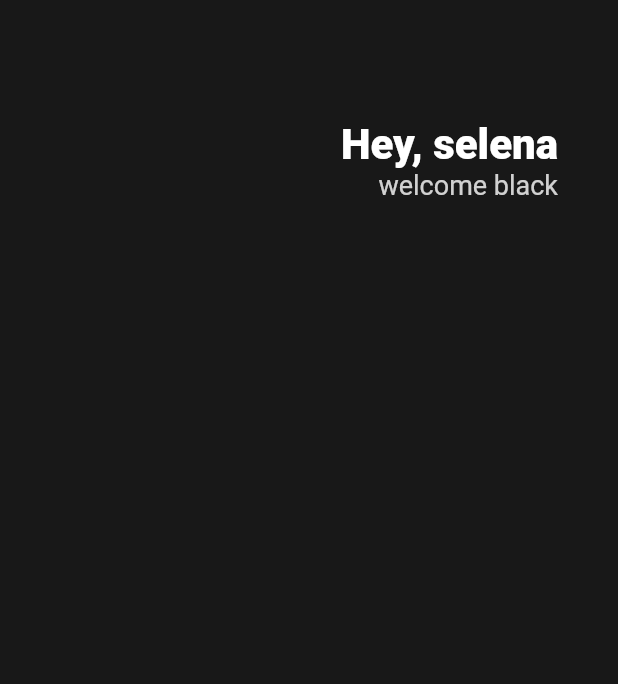
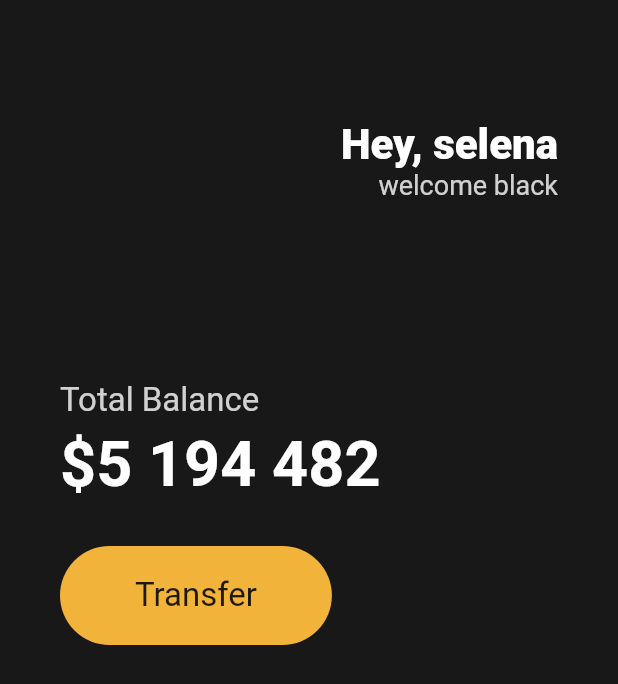
Before and after one commit to KimKW1007/flutter, a Flutter app: the screen it shows after launch, on a phone screen of 412 x 824 dp. Shown: the top 684 px of the screen. Run offline on Flutter 3.47's test engine with Material 2 defaults, Android fonts, the phone set to English and light mode, and no system bars.

Commit message:
chore : const 추가

```diff
--- a/lib/main.dart
+++ b/lib/main.dart
@@ -5,18 +5,21 @@ void main() {
 }
 
 class App extends StatelessWidget {
+  const App({super.key});
+
   @override
   Widget build(BuildContext context) {
     return MaterialApp(
       home: Scaffold(
-        backgroundColor: Color(0xFF181818),
+        backgroundColor: const Color(0xFF181818),
         body: Padding(
-          padding: EdgeInsets.symmetric(
+          padding: const EdgeInsets.symmetric(
             horizontal: 40,
           ),
           child: Column(
+            crossAxisAlignment: CrossAxisAlignment.start,
             children: [
-              SizedBox(
+              const SizedBox(
                 height: 80,
               ),
               Row(
@@ -25,7 +28,7 @@ class App extends StatelessWidget {
                   Column(
                     crossAxisAlignment: CrossAxisAlignment.end,
                     children: [
-                      Text(
+                      const Text(
                         'Hey, selena',
                         style: TextStyle(
                           color: Colors.white,
@@ -44,6 +47,52 @@ class App extends StatelessWidget {
                   ),
                 ],
               ),
+              const SizedBox(
+                height: 120,
+              ),
+              Text(
+                "Total Balance",
+                style: TextStyle(
+                  color: Colors.white.withOpacity(.8),
+                  fontSize: 22,
+                ),
+              ),
+              const SizedBox(
+                height: 5,
+              ),
+              const Text(
+                "\$5 194 482",
+                style: TextStyle(
+                  color: Colors.white,
+                  fontSize: 42,
+                  fontWeight: FontWeight.w600,
+                ),
+              ),
+              const SizedBox(
+                height: 30,
+              ),
+              Row(
+                children: [
+                  Container(
+                    decoration: BoxDecoration(
+                      color: const Color(0xFFf2b33a),
+                      borderRadius: BorderRadius.circular(45),
+                    ),
+                    child: const Padding(
+                      padding: EdgeInsets.symmetric(
+                        vertical: 20,
+                        horizontal: 50,
+                      ),
+                      child: Text(
+                        "Transfer",
+                        style: TextStyle(
+                          fontSize: 22,
+                        ),
+                      ),
+                    ),
+                  ),
+                ],
+              )
             ],
           ),
         ),
```
